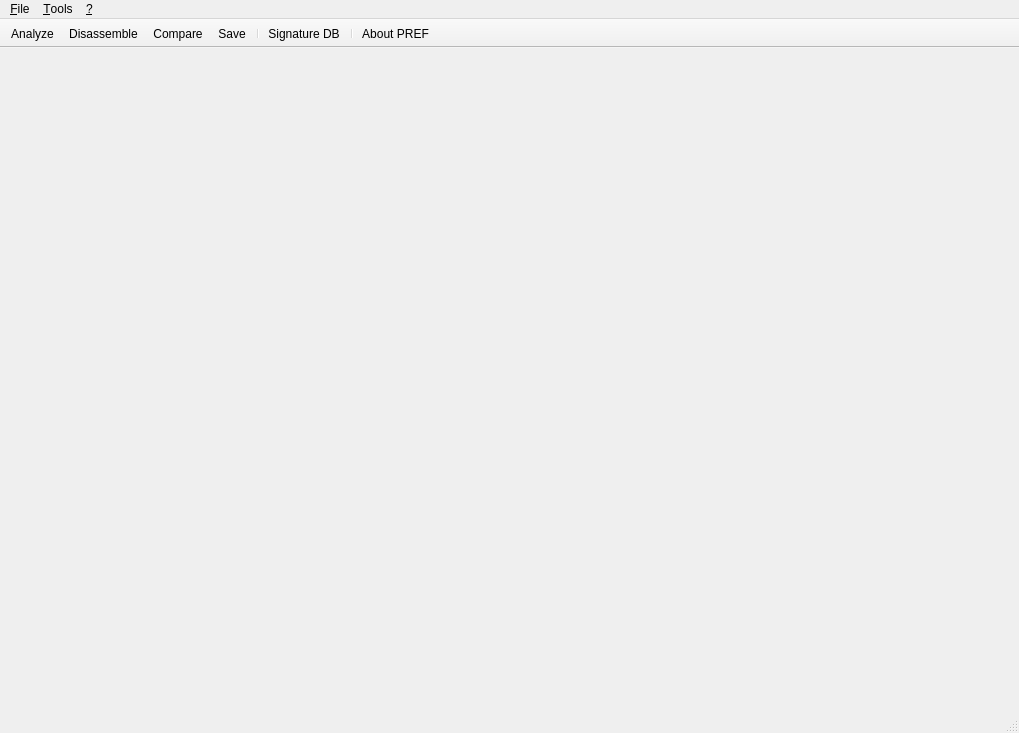
This is mainwindow.ui in PREF/PREF as Qt 5 draws it before an edit. The edited form follows.
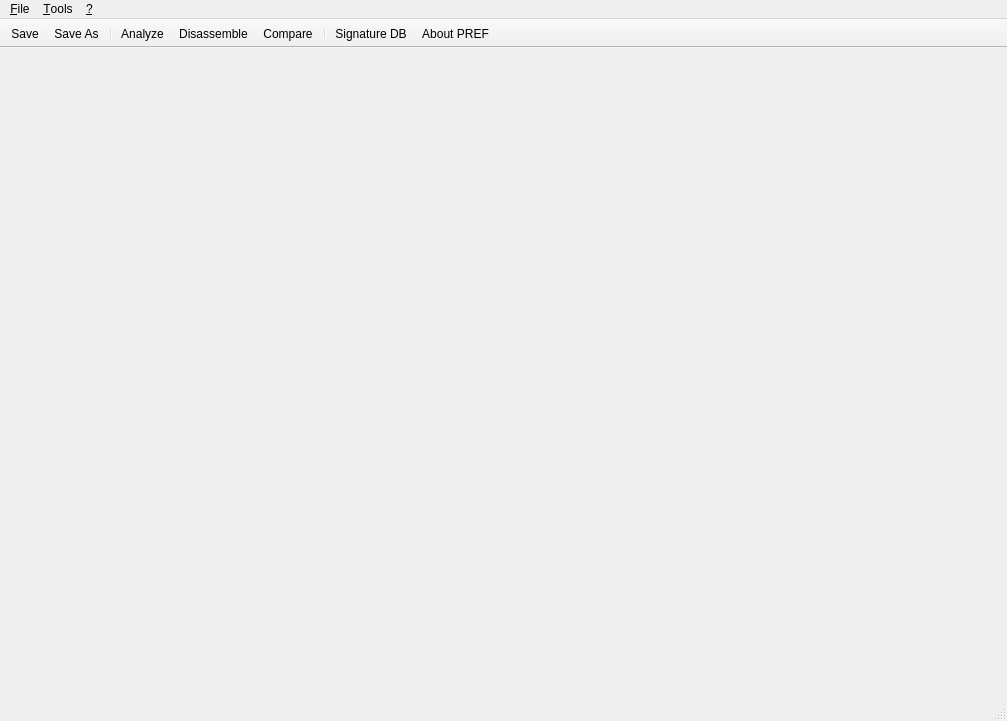
This is the edited form. Icons and pictures are not drawn.

```diff
--- a/mainwindow.ui
+++ b/mainwindow.ui
@@ -6,8 +6,8 @@
    <rect>
     <x>0</x>
     <y>0</y>
-    <width>1019</width>
-    <height>733</height>
+    <width>1007</width>
+    <height>721</height>
    </rect>
   </property>
   <property name="windowTitle">
@@ -41,7 +41,7 @@
     <rect>
      <x>0</x>
      <y>0</y>
-     <width>1019</width>
+     <width>1007</width>
      <height>22</height>
     </rect>
    </property>
@@ -113,13 +113,14 @@
    <attribute name="toolBarBreak">
     <bool>false</bool>
    </attribute>
+   <addaction name="action_Save"/>
+   <addaction name="action_Save_As"/>
+   <addaction name="separator"/>
    <addaction name="action_Analyze"/>
    <addaction name="actionDisassemble"/>
    <addaction name="actionCompare"/>
-   <addaction name="action_Save"/>
    <addaction name="separator"/>
    <addaction name="actionSignature_DB"/>
-   <addaction name="separator"/>
    <addaction name="actionAbout_PREF"/>
   </widget>
   <widget class="QStatusBar" name="statusBar"/>
```
Left out of the diff: 4 changed lines with no effect on the pictures.
